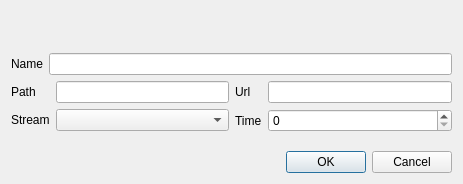
MonochromeBird/CloudBird, file cloudb/frontend/gui/raw ui/SessionCreator.ui: the form before one commit.
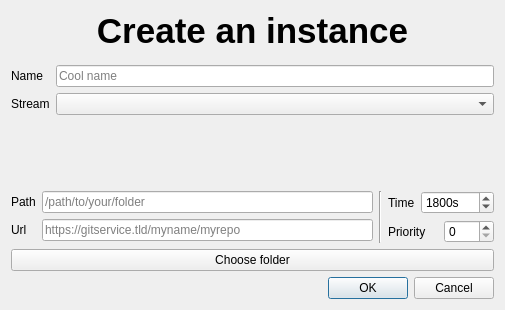
The form after the commit.

Commit message: [+] GUI for intance creation

Diff of the .ui file:
```diff
--- a/cloudb/frontend/gui/raw ui/SessionCreator.ui
+++ b/cloudb/frontend/gui/raw ui/SessionCreator.ui
@@ -6,29 +6,53 @@
    <rect>
     <x>0</x>
     <y>0</y>
-    <width>463</width>
-    <height>184</height>
+    <width>505</width>
+    <height>310</height>
    </rect>
   </property>
+  <property name="sizePolicy">
+   <sizepolicy hsizetype="Maximum" vsizetype="Maximum">
+    <horstretch>0</horstretch>
+    <verstretch>0</verstretch>
+   </sizepolicy>
+  </property>
+  <property name="maximumSize">
+   <size>
+    <width>505</width>
+    <height>310</height>
+   </size>
+  </property>
   <property name="windowTitle">
    <string>Dialog</string>
   </property>
-  <layout class="QGridLayout" name="gridLayout">
-   <item row="8" column="0">
-    <widget class="QDialogButtonBox" name="exit">
-     <property name="orientation">
-      <enum>Qt::Horizontal</enum>
+  <layout class="QVBoxLayout" name="verticalLayout_2">
+   <item>
+    <widget class="QLabel" name="Title">
+     <property name="maximumSize">
+      <size>
+       <width>16777215</width>
+       <height>48</height>
+      </size>
      </property>
-     <property name="standardButtons">
-      <set>QDialogButtonBox::Cancel|QDialogButtonBox::Ok</set>
+     <property name="font">
+      <font>
+       <pointsize>26</pointsize>
+       <weight>75</weight>
+       <bold>true</bold>
+      </font>
+     </property>
+     <property name="text">
+      <string>Create an instance</string>
+     </property>
+     <property name="alignment">
+      <set>Qt::AlignHCenter|Qt::AlignTop</set>
      </property>
     </widget>
    </item>
-   <item row="0" column="0">
-    <layout class="QFormLayout" name="formLayout_3">
-     <property name="formAlignment">
-      <set>Qt::AlignBottom|Qt::AlignLeading|Qt::AlignLeft</set>
-     </property>
+   <item>
+    <layout class="QVBoxLayout" name="verticalLayout">
+     <item>
+      <layout class="QFormLayout" name="formLayout">
      <item row="0" column="0">
       <widget class="QLabel" name="lName">
        <property name="text">
@@ -37,74 +61,166 @@
       </widget>
      </item>
      <item row="0" column="1">
-      <widget class="QLineEdit" name="Name"/>
-     </item>
-    </layout>
+        <widget class="QLineEdit" name="Name">
+         <property name="placeholderText">
+          <string>Cool name</string>
+         </property>
+        </widget>
    </item>
    <item row="1" column="0">
-    <layout class="QHBoxLayout" name="horizontalLayout">
+        <widget class="QLabel" name="lStream">
+         <property name="text">
+          <string>Stream</string>
+         </property>
+        </widget>
+       </item>
+       <item row="1" column="1">
+        <widget class="QComboBox" name="Stream">
+         <property name="minimumSize">
+          <size>
+           <width>0</width>
+           <height>0</height>
+          </size>
+         </property>
+         <property name="currentText">
+          <string/>
+         </property>
+         <property name="maxVisibleItems">
+          <number>10</number>
+         </property>
+         <property name="sizeAdjustPolicy">
+          <enum>QComboBox::AdjustToContents</enum>
+         </property>
+         <property name="minimumContentsLength">
+          <number>50</number>
+         </property>
+         <property name="placeholderText">
+          <string>Stream</string>
+         </property>
+        </widget>
+       </item>
+      </layout>
+     </item>
+    </layout>
+   </item>
+   <item>
+    <layout class="QHBoxLayout" name="horizontalLayout_9">
+     <item>
+      <layout class="QVBoxLayout" name="verticalLayout_3">
      <item>
       <layout class="QFormLayout" name="formLayout_2">
-       <item row="0" column="0">
+         <item row="1" column="1">
+          <widget class="QLineEdit" name="Path">
+           <property name="placeholderText">
+            <string>/path/to/your/folder</string>
+           </property>
+          </widget>
+         </item>
+         <item row="1" column="0">
         <widget class="QLabel" name="lPath">
          <property name="text">
           <string>Path</string>
          </property>
         </widget>
        </item>
-       <item row="0" column="1">
-        <widget class="QLineEdit" name="Path"/>
-       </item>
-       <item row="1" column="0">
-        <widget class="QLabel" name="lStream">
-         <property name="text">
-          <string>Stream</string>
+         <item row="2" column="1">
+          <widget class="QLineEdit" name="Url">
+           <property name="placeholderText">
+            <string>https://gitservice.tld/myname/myrepo</string>
          </property>
         </widget>
        </item>
-       <item row="1" column="1">
-        <widget class="QComboBox" name="Stream"/>
-       </item>
-      </layout>
-     </item>
-     <item>
-      <layout class="QFormLayout" name="formLayout">
-       <item row="0" column="1">
-        <widget class="QLineEdit" name="Url"/>
-       </item>
-       <item row="0" column="0">
+         <item row="2" column="0">
         <widget class="QLabel" name="lUrl">
          <property name="text">
           <string>Url</string>
          </property>
         </widget>
        </item>
-       <item row="1" column="1">
-        <widget class="QSpinBox" name="spinBox">
-         <property name="whatsThis">
-          <string>Interval in seconds</string>
+        </layout>
+       </item>
+      </layout>
+     </item>
+     <item>
+      <widget class="Line" name="line">
+       <property name="orientation">
+        <enum>Qt::Vertical</enum>
+       </property>
+      </widget>
+     </item>
+     <item>
+      <layout class="QVBoxLayout" name="verticalLayout_4">
+       <item>
+        <layout class="QHBoxLayout" name="horizontalLayout_4">
+         <item>
+          <widget class="QLabel" name="lTime">
+           <property name="text">
+            <string>Time</string>
+           </property>
+          </widget>
+         </item>
+         <item>
+          <widget class="QSpinBox" name="Time">
+           <property name="suffix">
+            <string>s</string>
+           </property>
+           <property name="prefix">
+            <string/>
          </property>
          <property name="maximum">
-          <number>100000</number>
+            <number>1000000000</number>
          </property>
          <property name="singleStep">
           <number>60</number>
          </property>
-         <property name="displayIntegerBase">
-          <number>10</number>
+           <property name="value">
+            <number>1800</number>
          </property>
         </widget>
        </item>
-       <item row="1" column="0">
-        <widget class="QLabel" name="label">
+        </layout>
+       </item>
+       <item>
+        <layout class="QHBoxLayout" name="horizontalLayout_6">
+         <item>
+          <widget class="QLabel" name="lPriority">
          <property name="text">
-          <string>Time</string>
+            <string>Priority</string>
          </property>
         </widget>
        </item>
+         <item>
+          <widget class="QSpinBox" name="Priority"/>
+         </item>
       </layout>
      </item>
     </layout>
+     </item>
+    </layout>
+   </item>
+   <item>
+    <layout class="QHBoxLayout" name="horizontalLayout_5">
+     <item>
+      <widget class="QPushButton" name="ChoosePath">
+       <property name="acceptDrops">
+        <bool>true</bool>
+       </property>
+       <property name="text">
+        <string>Choose folder</string>
+       </property>
+      </widget>
+     </item>
+    </layout>
+   </item>
+   <item>
+    <widget class="QDialogButtonBox" name="exit">
+     <property name="orientation">
+      <enum>Qt::Horizontal</enum>
+     </property>
+     <property name="standardButtons">
+      <set>QDialogButtonBox::Cancel|QDialogButtonBox::Ok</set>
+     </property>
+    </widget>
    </item>
   </layout>
  </widget>
```
Left out of the diff: 10 changed lines with no effect on the pictures. Lines whose indentation alone changed are shown as unchanged. The commit also changes 1 other file.
